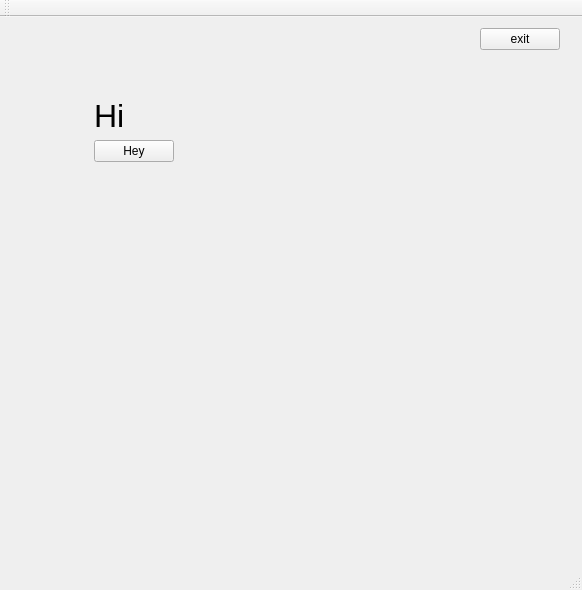
Above: StudyMeet/studymeet.ui from DanielCChavez/StudyMeet before the change. Below: the same form after it.
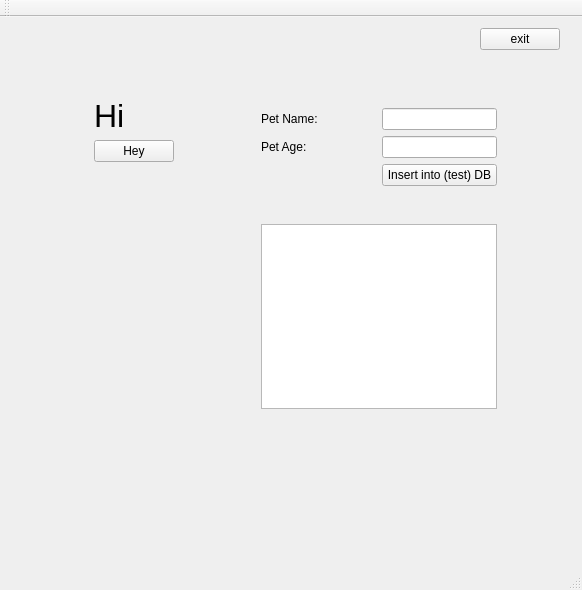
That is the form after the change.

Patch:
```diff
--- a/StudyMeet/studymeet.ui
+++ b/StudyMeet/studymeet.ui
@@ -131,9 +131,78 @@
      </item>
     </layout>
    </widget>
-   <zorder>layoutWidget</zorder>
-   <zorder>layoutWidget</zorder>
-   <zorder>heyButton</zorder>
+   <widget class="QWidget" name="layoutWidget">
+    <property name="geometry">
+     <rect>
+      <x>250</x>
+      <y>80</y>
+      <width>258</width>
+      <height>323</height>
+     </rect>
+    </property>
+    <layout class="QGridLayout" name="gridLayout_3">
+     <item row="0" column="0">
+      <layout class="QGridLayout" name="gridLayout">
+       <item row="0" column="0">
+        <widget class="QLabel" name="name_label">
+         <property name="text">
+          <string>Pet Name:</string>
+         </property>
+        </widget>
+       </item>
+       <item row="0" column="1">
+        <widget class="QLineEdit" name="petName"/>
+       </item>
+       <item row="1" column="0">
+        <widget class="QLabel" name="age_label">
+         <property name="text">
+          <string>Pet Age:</string>
+         </property>
+        </widget>
+       </item>
+       <item row="1" column="1">
+        <widget class="QLineEdit" name="petAge"/>
+       </item>
+       <item row="2" column="0">
+        <spacer name="horizontalSpacer_3">
+         <property name="orientation">
+          <enum>Qt::Horizontal</enum>
+         </property>
+         <property name="sizeHint" stdset="0">
+          <size>
+           <width>58</width>
+           <height>20</height>
+          </size>
+         </property>
+        </spacer>
+       </item>
+       <item row="2" column="1">
+        <widget class="QPushButton" name="insertButton">
+         <property name="text">
+          <string>Insert into (test) DB</string>
+         </property>
+        </widget>
+       </item>
+      </layout>
+     </item>
+     <item row="1" column="0">
+      <spacer name="verticalSpacer_3">
+       <property name="orientation">
+        <enum>Qt::Vertical</enum>
+       </property>
+       <property name="sizeHint" stdset="0">
+        <size>
+         <width>20</width>
+         <height>40</height>
+        </size>
+       </property>
+      </spacer>
+     </item>
+     <item row="2" column="0">
+      <widget class="QPlainTextEdit" name="outputText"/>
+     </item>
+    </layout>
+   </widget>
   </widget>
   <widget class="QMenuBar" name="menuBar">
    <property name="geometry">
```
